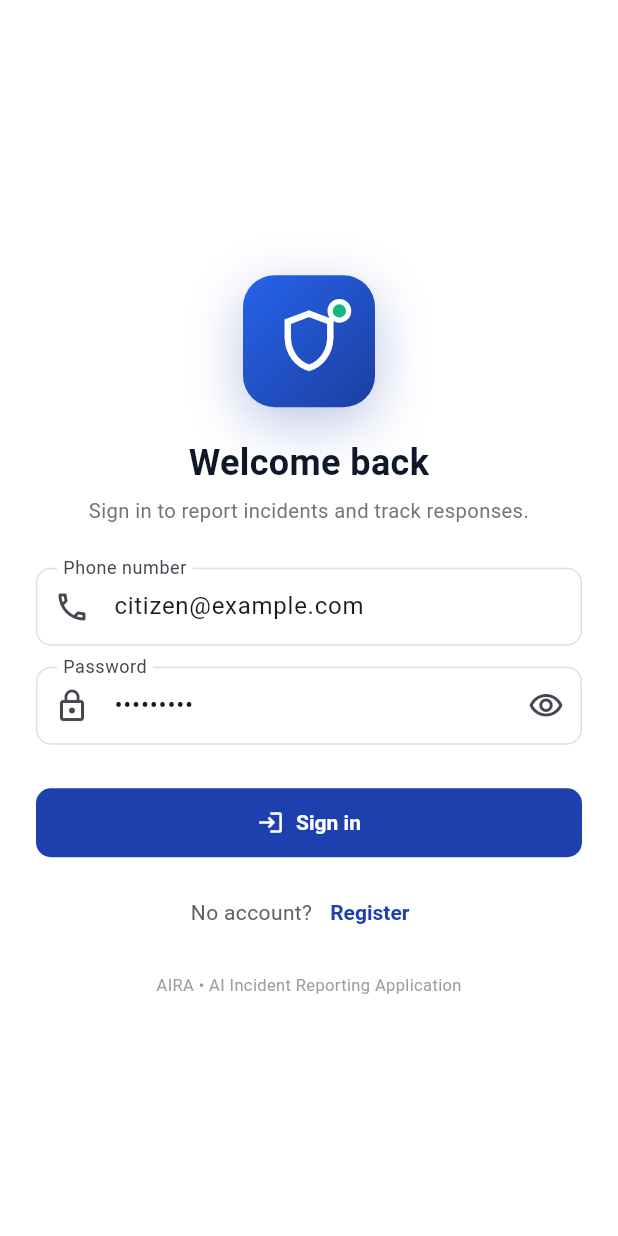
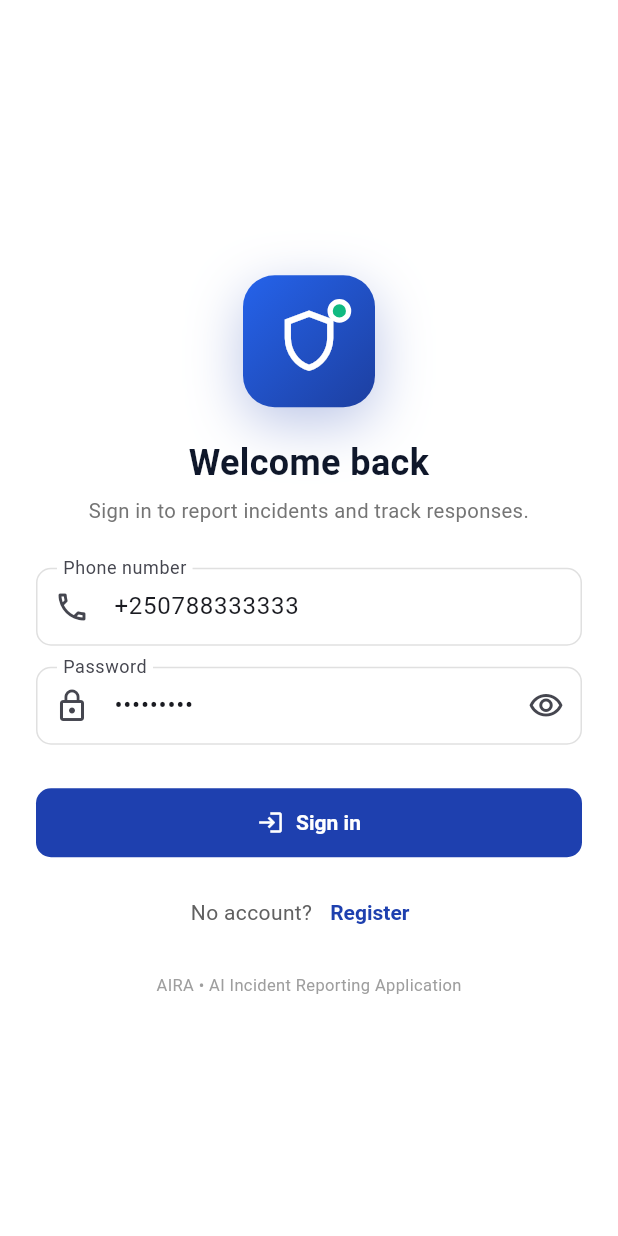
Before and after one commit to hozana-dusabimana/aira, a Flutter app: the screen it shows after launch, on a phone screen of 412 x 824 dp. Run offline on Flutter 3.47's test engine with Material 3 defaults, Android fonts, the phone set to English and light mode, and no system bars; our stand-ins replace dio, firebase_core, firebase_messaging, flutter_local_notifications, geolocator, image_picker and 1 more; accounts and stored records are empty; network calls fail.

Commit message:
Docs/mobile: reflect phone-only citizen auth in creds & login prefill
Mobile login now pre-fills the seeded citizen phone (+250788333333)
instead of the email. CREDENTIALS.md and README seeded-account tables
gain a Phone column and note that mobile is phone-only while the
dashboard is email-based.

Co-Authored-By: Claude Opus 4.8 (1M context) <noreply@anthropic.com>

```diff
--- a/mobile_app/lib/screens/auth/login_screen.dart
+++ b/mobile_app/lib/screens/auth/login_screen.dart
@@ -17,7 +17,7 @@ class LoginScreen extends StatefulWidget {
 
 class _LoginScreenState extends State<LoginScreen> {
   final _formKey = GlobalKey<FormState>();
-  final _identifierCtl = TextEditingController(text: 'citizen@example.com');
+  final _identifierCtl = TextEditingController(text: '+250788333333');
   final _pwdCtl = TextEditingController(text: 'Citizen@1');
   bool _busy = false;
   bool _obscure = true;
```
Also changed, not shown: 2 other files.
